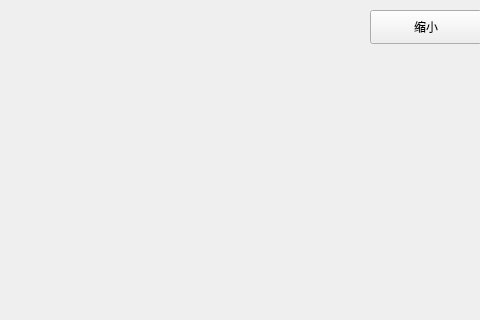
Old version of the form img_viewer3/mainwindow.ui in the repository JackLovel/ImageViewer; both pictures show x 0 to 480 and y 0 to 320 of the 800 by 600 pixel window.
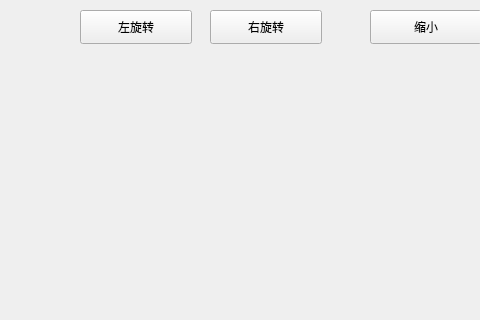
New version of the form.

Commit message: 图片左右旋转

What changed in the file:
```diff
--- a/img_viewer3/mainwindow.ui
+++ b/img_viewer3/mainwindow.ui
@@ -40,6 +40,32 @@
      <string>缩小</string>
     </property>
    </widget>
+   <widget class="QPushButton" name="pushButton_3">
+    <property name="geometry">
+     <rect>
+      <x>210</x>
+      <y>10</y>
+      <width>112</width>
+      <height>34</height>
+     </rect>
+    </property>
+    <property name="text">
+     <string>右旋转</string>
+    </property>
+   </widget>
+   <widget class="QPushButton" name="pushButton_4">
+    <property name="geometry">
+     <rect>
+      <x>80</x>
+      <y>10</y>
+      <width>112</width>
+      <height>34</height>
+     </rect>
+    </property>
+    <property name="text">
+     <string>左旋转</string>
+    </property>
+   </widget>
   </widget>
   <widget class="QMenuBar" name="menubar">
    <property name="geometry">
```
The commit also changes 2 other files.
